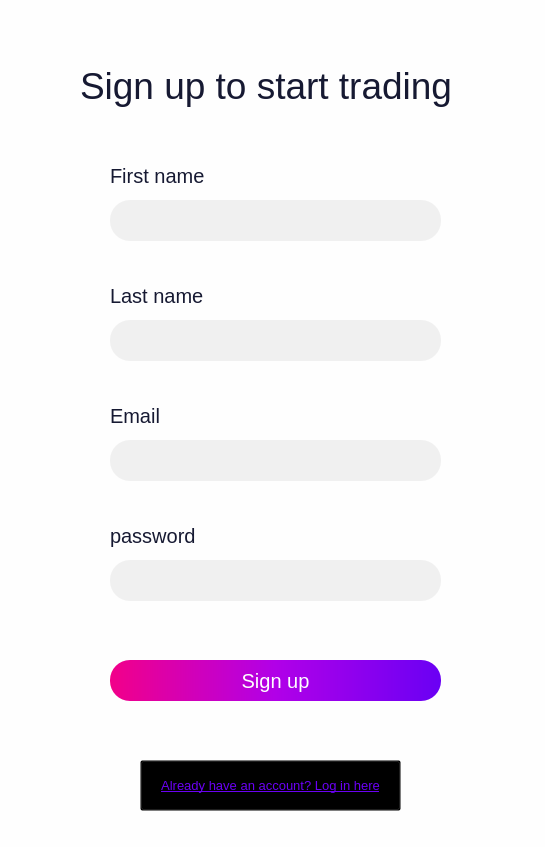
Old version of the form UI/signup.ui in the repository eliran-ovadia/demo-exchange-desktop.
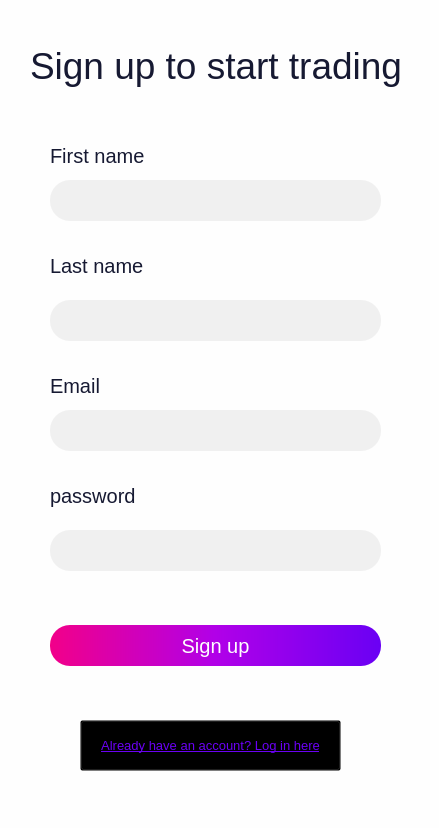
New version of the form.

What changed in the file:
```diff
--- a/UI/signup.ui
+++ b/UI/signup.ui
@@ -6,8 +6,8 @@
    <rect>
     <x>0</x>
     <y>0</y>
-    <width>545</width>
-    <height>847</height>
+    <width>439</width>
+    <height>828</height>
    </rect>
   </property>
   <property name="windowTitle">
@@ -20,8 +20,8 @@
    <widget class="QLabel" name="title">
     <property name="geometry">
      <rect>
-      <x>80</x>
-      <y>60</y>
+      <x>30</x>
+      <y>40</y>
       <width>381</width>
       <height>51</height>
      </rect>
@@ -37,8 +37,8 @@
    <widget class="QLabel" name="first_name_label">
     <property name="geometry">
      <rect>
-      <x>110</x>
-      <y>160</y>
+      <x>50</x>
+      <y>140</y>
       <width>101</width>
       <height>31</height>
      </rect>
@@ -54,8 +54,8 @@
    <widget class="QLineEdit" name="first_name_input">
     <property name="geometry">
      <rect>
-      <x>110</x>
-      <y>200</y>
+      <x>50</x>
+      <y>180</y>
       <width>331</width>
       <height>41</height>
      </rect>
@@ -73,8 +73,8 @@
    <widget class="QLabel" name="last_name_label">
     <property name="geometry">
      <rect>
-      <x>110</x>
-      <y>280</y>
+      <x>50</x>
+      <y>250</y>
       <width>101</width>
       <height>31</height>
      </rect>
@@ -90,8 +90,8 @@
    <widget class="QLineEdit" name="last_name_input">
     <property name="geometry">
      <rect>
-      <x>110</x>
-      <y>320</y>
+      <x>50</x>
+      <y>300</y>
       <width>331</width>
       <height>41</height>
      </rect>
@@ -112,10 +112,10 @@
     </property>
     <property name="geometry">
      <rect>
-      <x>110</x>
-      <y>660</y>
+      <x>50</x>
+      <y>610</y>
       <width>331</width>
-      <height>41</height>
+      <height>71</height>
      </rect>
     </property>
     <property name="styleSheet">
@@ -123,7 +123,9 @@
 
 border-radius: 20px;
 font-size: 20px;
-color: rgba(254, 254, 254, 1);</string>
+color: rgba(254, 254, 254, 1);
+margin-top: 15px;
+margin-bottom: 15px;</string>
     </property>
     <property name="text">
      <string>Sign up</string>
@@ -132,8 +134,8 @@
    <widget class="QPushButton" name="login_button">
     <property name="geometry">
      <rect>
-      <x>140</x>
-      <y>760</y>
+      <x>80</x>
+      <y>720</y>
       <width>261</width>
       <height>51</height>
      </rect>
@@ -153,8 +155,8 @@
    <widget class="QLineEdit" name="email_input">
     <property name="geometry">
      <rect>
-      <x>110</x>
-      <y>440</y>
+      <x>50</x>
+      <y>410</y>
       <width>331</width>
       <height>41</height>
      </rect>
@@ -172,8 +174,8 @@
    <widget class="QLabel" name="email_label">
     <property name="geometry">
      <rect>
-      <x>110</x>
-      <y>400</y>
+      <x>50</x>
+      <y>370</y>
       <width>51</width>
       <height>31</height>
      </rect>
@@ -189,8 +191,8 @@
    <widget class="QLineEdit" name="password_input">
     <property name="geometry">
      <rect>
-      <x>110</x>
-      <y>560</y>
+      <x>50</x>
+      <y>530</y>
       <width>331</width>
       <height>41</height>
      </rect>
@@ -211,8 +213,8 @@
    <widget class="QLabel" name="password_label">
     <property name="geometry">
      <rect>
-      <x>110</x>
-      <y>520</y>
+      <x>50</x>
+      <y>480</y>
       <width>91</width>
       <height>31</height>
      </rect>
```
